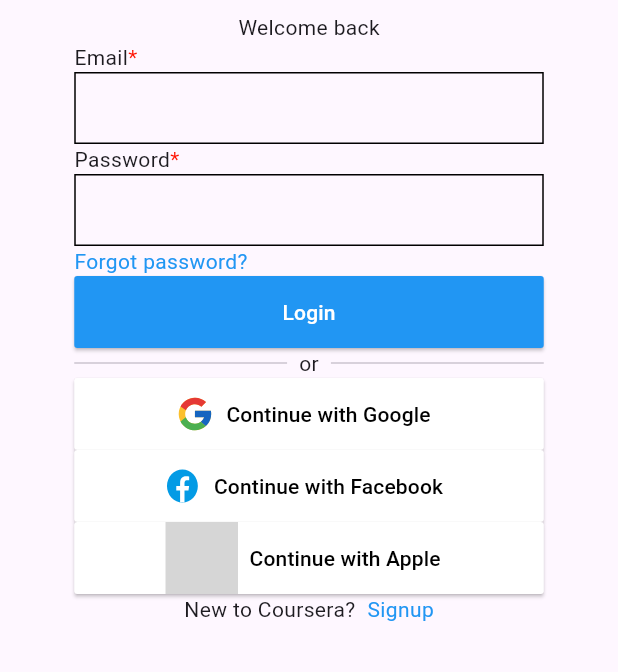
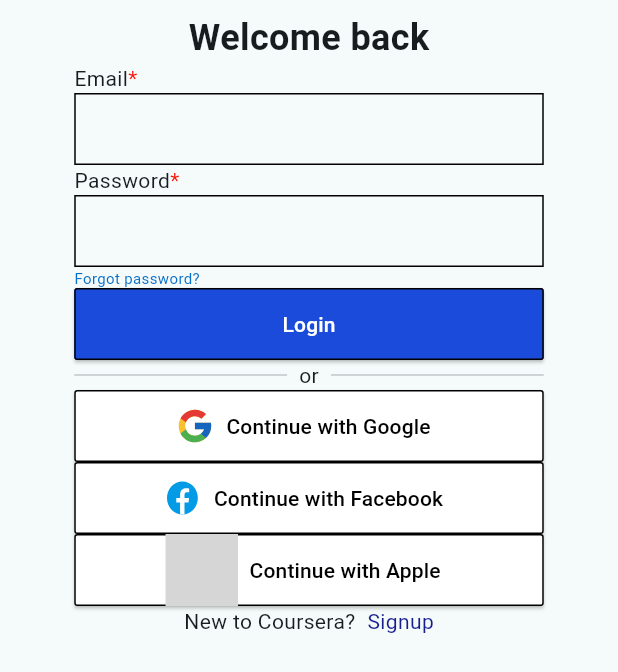
Before and after one commit to Abdul-Hadi-Jalil/flutter-signup-login, a Flutter app: the screen it shows after launch, on a phone screen of 412 x 824 dp. Shown: the top 672 px of the screen. Run offline on Flutter 3.47's test engine with Material 3 defaults, Android fonts, the phone set to English and light mode, and no system bars; our stand-ins replace flutter_svg; Roboto replaces fonts that are missing (inter); grey boxes are pictures that could not be loaded.

Commit message:
Completed the UI design except padding and spacing

```diff
--- a/lib/main.dart
+++ b/lib/main.dart
@@ -12,9 +12,12 @@ class MyApp extends StatelessWidget {
   @override
   Widget build(BuildContext context) {
     return MaterialApp(
+      debugShowCheckedModeBanner: false,
       title: 'Flutter Login/Signup app',
       theme: ThemeData(
-        colorScheme: ColorScheme.fromSeed(seedColor: Colors.deepPurple),
+        colorScheme: ColorScheme.fromSeed(
+          seedColor: const Color.fromARGB(255, 255, 255, 255),
+        ),
       ),
       home: const Login(),
     );
--- a/lib/screens/login.dart
+++ b/lib/screens/login.dart
@@ -14,7 +14,14 @@ class Login extends StatelessWidget {
             constraints: BoxConstraints(maxWidth: 313),
             child: Column(
               children: [
-                Text("Welcome back"),
+                Text(
+                  "Welcome back",
+                  style: TextStyle(
+                    fontSize: 24,
+                    fontFamily: 'inter',
+                    fontWeight: FontWeight.bold,
+                  ),
+                ),
                 Row(
                   children: [
                     Text("Email"),
@@ -66,7 +73,7 @@ class Login extends StatelessWidget {
                     alignment: Alignment.centerLeft,
                     child: Text(
                       'Forgot password?',
-                      style: TextStyle(color: Colors.blue),
+                      style: TextStyle(color: Color(0xff076EC8), fontSize: 10),
                     ),
                   ),
                 ),
@@ -77,11 +84,12 @@ class Login extends StatelessWidget {
                   },
                   child: Text('Login'),
                   style: ElevatedButton.styleFrom(
+                    side: BorderSide(color: Colors.black),
                     shape: RoundedRectangleBorder(
                       borderRadius: BorderRadius.circular(2),
                     ),
                     minimumSize: Size(313, 48),
-                    backgroundColor: Colors.blue,
+                    backgroundColor: Color(0xff1b4bdb),
                     foregroundColor: Colors.white,
                   ),
                 ),
@@ -102,6 +110,7 @@ class Login extends StatelessWidget {
                   label: Text("Continue with Google"),
                   icon: SvgPicture.asset('assets/icons/Google.svg'),
                   style: ElevatedButton.styleFrom(
+                    side: BorderSide(color: Colors.black),
                     minimumSize: Size(313, 48),
                     shape: RoundedRectangleBorder(
                       borderRadius: BorderRadius.circular(2),
@@ -116,6 +125,7 @@ class Login extends StatelessWidget {
                   onPressed: () {},
                   label: Text("Continue with Facebook"),
                   style: ElevatedButton.styleFrom(
+                    side: BorderSide(color: Colors.black),
                     minimumSize: Size(313, 48),
                     shape: RoundedRectangleBorder(
                       borderRadius: BorderRadius.circular(2),
@@ -130,6 +140,7 @@ class Login extends StatelessWidget {
                   icon: SvgPicture.asset('assets/icons/apple_icon.svg'),
                   label: Text("Continue with Apple"),
                   style: ElevatedButton.styleFrom(
+                    side: BorderSide(color: Colors.black),
                     minimumSize: Size(313, 48),
                     shape: RoundedRectangleBorder(
                       borderRadius: BorderRadius.circular(2),
@@ -149,7 +160,7 @@ class Login extends StatelessWidget {
                         onTap: () {},
                         child: Text(
                           'Signup',
-                          style: TextStyle(color: Colors.blue),
+                          style: TextStyle(color: Color(0xff161E8F)),
                         ),
                       ),
                     ),
```
